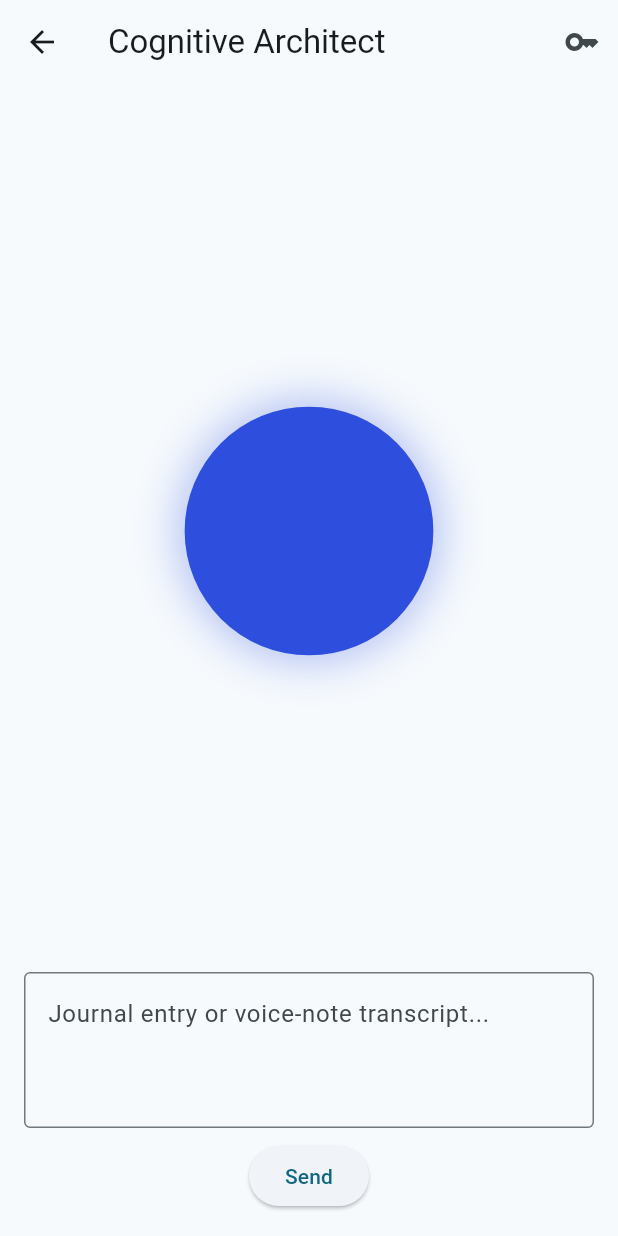
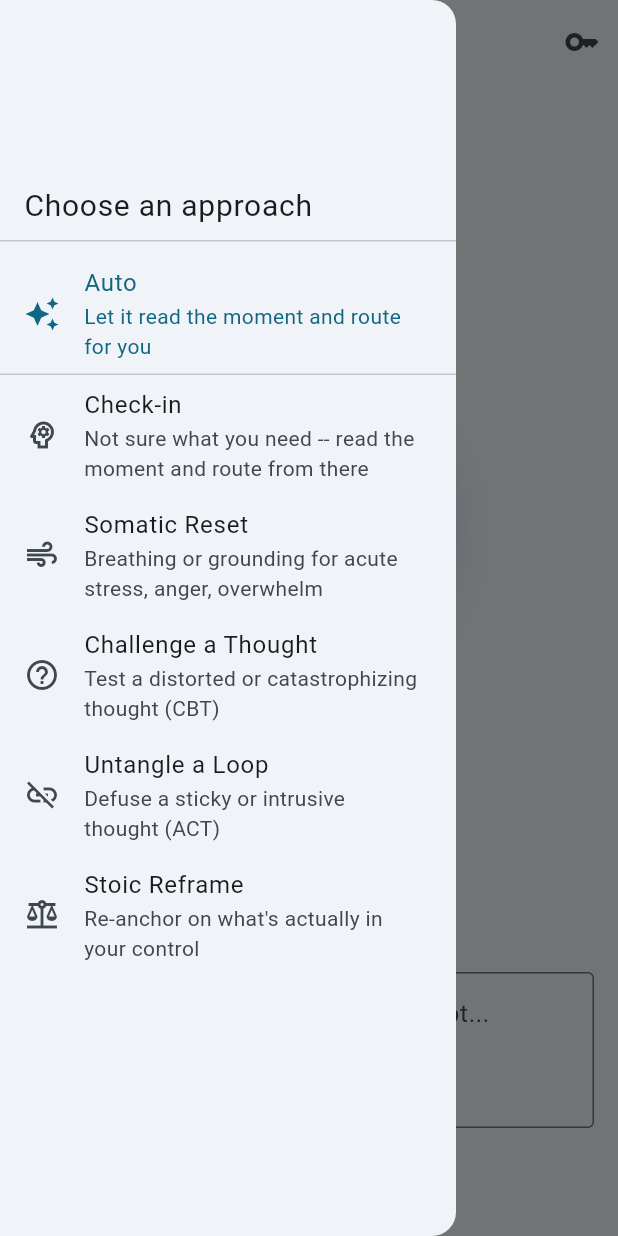
Before and after one commit to highland868-bit/cognitive-architect-app, a Flutter app: the HomeScreen screen opened directly, with the side drawer open (before the commit the screen has no drawer), on a phone screen of 412 x 824 dp. Run offline on Flutter 3.47's test engine with Material 3 defaults, Android fonts, the phone set to English and light mode, and no system bars; our stand-ins replace flutter_tts, lottie; missing offline and left inert: dart:html.

Commit message:
Add side-menu agent picker (PSYCHE/PRANA/SOCRATES/DEFUSE/MARCUS)
- lib/widgets/agent_drawer.dart: Drawer with Auto + the 5 selectable
  agents from the master plan's DECISION ENGINE (SENTINEL excluded --
  it's a background safety check, never a mode to pick)
- claude_service.dart: send() takes an optional forcedAgent hint,
  threaded into the user message rather than forking the system prompt
  -- one prompt to maintain, not five
- home_screen.dart: wires the Drawer in, shows the active mode in the
  app bar, persists the selection across turns until changed
- Crisis backstop and SENTINEL both still run unconditionally regardless
  of what's selected -- no change to that path

```diff
--- a/lib/screens/home_screen.dart
+++ b/lib/screens/home_screen.dart
@@ -4,6 +4,7 @@ import '../services/claude_service.dart';
 import '../services/crisis_backstop.dart';
 import '../services/tts_service.dart';
 import '../services/trait_log_service.dart';
+import '../widgets/agent_drawer.dart';
 import '../widgets/avatar_view.dart';
 import '../widgets/breathing_pacer.dart';
 import 'api_key_screen.dart';
@@ -24,6 +25,7 @@ class _HomeScreenState extends State<HomeScreen> {
   AgentResponse? _lastResponse;
   bool _loading = false;
   String? _crisisMessage;
+  String? _selectedAgent;
 
   Future<void> _submit() async {
     final input = _controller.text.trim();
@@ -46,7 +48,7 @@ class _HomeScreenState extends State<HomeScreen> {
     });
 
     try {
-      final result = await _claude.send(input);
+      final result = await _claude.send(input, forcedAgent: _selectedAgent);
 
       if (result.crisisFlag) {
         setState(() {
@@ -76,9 +78,31 @@ class _HomeScreenState extends State<HomeScreen> {
   @override
   Widget build(BuildContext context) {
     final response = _lastResponse;
+    final modeLabel = _selectedAgent == null
+        ? 'Auto'
+        : agentOptions.firstWhere((a) => a.id == _selectedAgent).label;
     return Scaffold(
+      drawer: AgentDrawer(
+        selectedAgent: _selectedAgent,
+        onSelect: (agent) {
+          setState(() => _selectedAgent = agent);
+          Navigator.of(context).pop();
+        },
+      ),
       appBar: AppBar(
-        title: const Text('Cognitive Architect'),
+        title: Column(
+          crossAxisAlignment: CrossAxisAlignment.start,
+          mainAxisSize: MainAxisSize.min,
+          children: [
+            const Text('Cognitive Architect'),
+            Text(
+              'Mode: $modeLabel',
+              style: Theme.of(context).textTheme.bodySmall?.copyWith(
+                    color: Theme.of(context).colorScheme.onSurfaceVariant,
+                  ),
+            ),
+          ],
+        ),
         actions: [
           IconButton(
             icon: const Icon(Icons.key),
--- a/lib/services/claude_service.dart
+++ b/lib/services/claude_service.dart
@@ -12,11 +12,25 @@ class ClaudeService {
   static const _endpoint = 'https://api.anthropic.com/v1/messages';
   static const _model = 'claude-sonnet-5';
 
-  Future<AgentResponse> send(String userInput) async {
+  /// [forcedAgent], if set (e.g. 'PRANA', 'SOCRATES'), is a hint from the
+  /// agent-picker Drawer that the user deliberately chose that agent this
+  /// turn. It's threaded into the user message rather than forking the
+  /// system prompt, so there's still just one prompt to maintain -- and
+  /// SENTINEL's crisis check (part of that one prompt, plus the separate
+  /// deterministic CrisisBackstop that runs before this is ever called)
+  /// still applies no matter what's picked.
+  Future<AgentResponse> send(String userInput, {String? forcedAgent}) async {
     final apiKey = ApiKeyService.get();
     if (apiKey == null || apiKey.isEmpty) {
       throw StateError('No API key saved. Set it from the key icon in the app bar.');
     }
+
+    final messageContent = forcedAgent == null
+        ? userInput
+        : '[The user has explicitly chosen the $forcedAgent agent for this '
+            'turn from a menu. Honor that choice and route directly to it, '
+            'unless SENTINEL crisis criteria are met, in which case SENTINEL '
+            'still takes priority as usual.]\n\n$userInput';
 
     final response = await http.post(
       Uri.parse(_endpoint),
@@ -31,7 +45,7 @@ class ClaudeService {
         'max_tokens': 1024,
         'system': cognitiveArchitectSystemPrompt,
         'messages': [
-          {'role': 'user', 'content': userInput}
+          {'role': 'user', 'content': messageContent}
         ],
       }),
     );
--- /dev/null
+++ b/lib/widgets/agent_drawer.dart
@@ -0,0 +1,89 @@
+import 'package:flutter/material.dart';
+
+/// The five agents from the master plan's DECISION ENGINE that a user can
+/// deliberately pick, instead of always letting PSYCHE auto-route. SENTINEL
+/// is deliberately excluded -- it's a background safety check that always
+/// runs regardless of what's picked here, never a mode to select into.
+class AgentOption {
+  final String id;
+  final String label;
+  final String description;
+  final IconData icon;
+  const AgentOption(this.id, this.label, this.description, this.icon);
+}
+
+const agentOptions = [
+  AgentOption(
+    'PSYCHE',
+    'Check-in',
+    'Not sure what you need -- read the moment and route from there',
+    Icons.psychology_outlined,
+  ),
+  AgentOption(
+    'PRANA',
+    'Somatic Reset',
+    'Breathing or grounding for acute stress, anger, overwhelm',
+    Icons.air,
+  ),
+  AgentOption(
+    'SOCRATES',
+    'Challenge a Thought',
+    'Test a distorted or catastrophizing thought (CBT)',
+    Icons.help_outline,
+  ),
+  AgentOption(
+    'DEFUSE',
+    'Untangle a Loop',
+    'Defuse a sticky or intrusive thought (ACT)',
+    Icons.link_off,
+  ),
+  AgentOption(
+    'MARCUS',
+    'Stoic Reframe',
+    'Re-anchor on what\'s actually in your control',
+    Icons.balance,
+  ),
+];
+
+/// Side menu for picking an agent. Selecting one is a hint threaded into
+/// the same API call (see ClaudeService.send's forcedAgent parameter) --
+/// there is still only one system prompt, not five.
+class AgentDrawer extends StatelessWidget {
+  final String? selectedAgent;
+  final ValueChanged<String?> onSelect;
+
+  const AgentDrawer({super.key, required this.selectedAgent, required this.onSelect});
+
+  @override
+  Widget build(BuildContext context) {
+    return Drawer(
+      child: ListView(
+        padding: EdgeInsets.zero,
+        children: [
+          const DrawerHeader(
+            child: Align(
+              alignment: Alignment.bottomLeft,
+              child: Text('Choose an approach', style: TextStyle(fontSize: 20)),
+            ),
+          ),
+          ListTile(
+            leading: const Icon(Icons.auto_awesome),
+            title: const Text('Auto'),
+            subtitle: const Text('Let it read the moment and route for you'),
+            selected: selectedAgent == null,
+            onTap: () => onSelect(null),
+          ),
+          const Divider(height: 1),
+          for (final option in agentOptions)
+            ListTile(
+              leading: Icon(option.icon),
+              title: Text(option.label),
+              subtitle: Text(option.description),
+              selected: selectedAgent == option.id,
+              onTap: () => onSelect(option.id),
+            ),
+        ],
+      ),
+    );
+  }
+}
```
